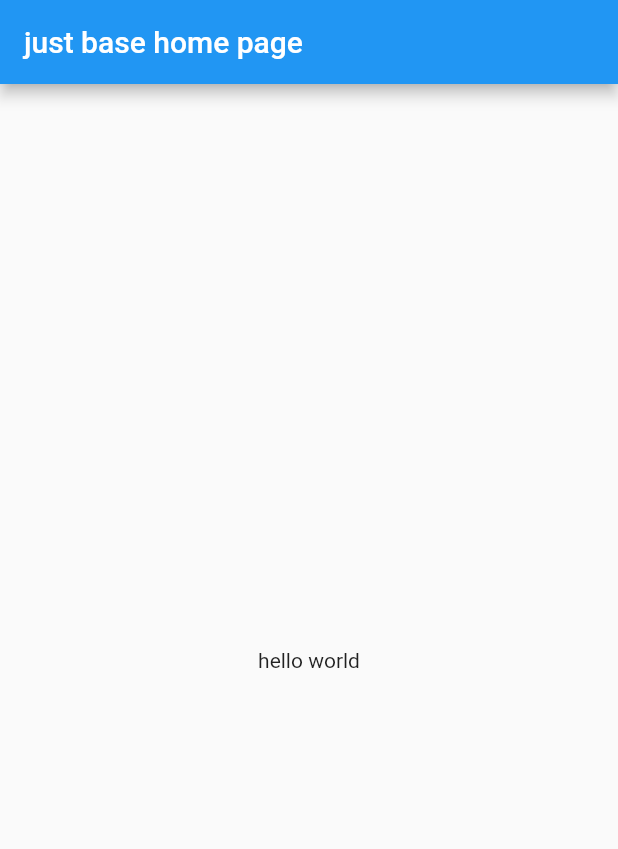
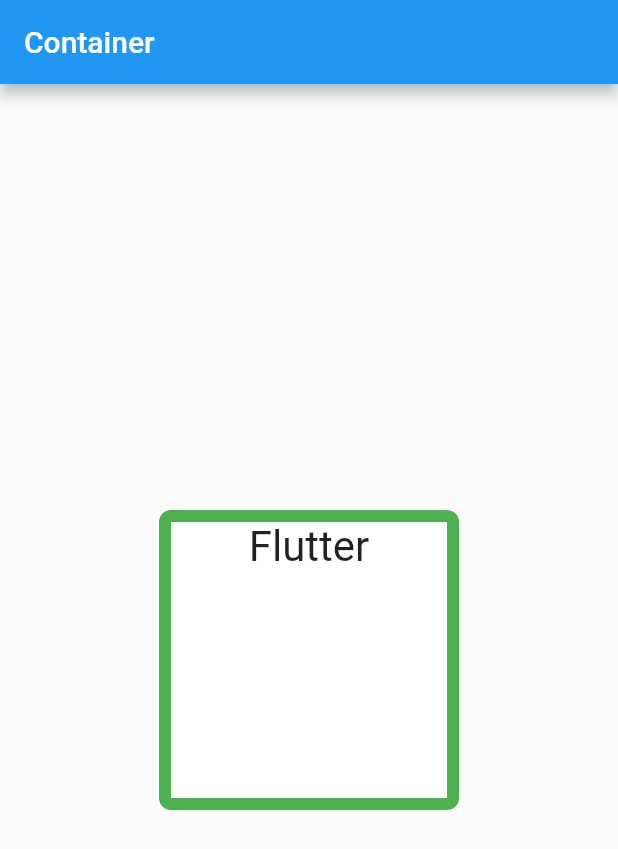
Before and after one commit to lirunkai/flutter_base, a Flutter app: the screen it shows after launch, on a phone screen of 412 x 824 dp. Shown: the top 849 px of the screen. Run offline on Flutter 3.47's test engine with Material 2 defaults, Android fonts, the phone set to English and light mode, and no system bars.

Commit message:
Container

```diff
--- a/lib/main.dart
+++ b/lib/main.dart
@@ -1,14 +1,36 @@
 import 'package:flutter/material.dart';
 
-void main() => runApp(new MaterialApp(
-  title: 'new Flutter world',
-  home: new Scaffold(
-    appBar: new AppBar(
-      actions: <Widget>[],
-      title: Text('just base home page'),
-    ),
-    body: new Center(
-      child: Text('hello world'),
-    ),
-  ),
-));
+void main() => runApp(new MyApp());
+
+class MyApp extends StatelessWidget {
+  @override
+  Widget build(BuildContext context){
+    return MaterialApp(
+      title: 'Container',
+      home: Scaffold(
+        appBar: AppBar(
+          title: new Text('Container'),
+        ),
+        body: Center(
+          child: Container(
+            width: 200.0,
+            height: 200.0,
+            decoration: new BoxDecoration(
+              color: Colors.white,
+              border: new Border.all(
+                color: Colors.green,
+                width: 8.0
+              ),
+              borderRadius: const BorderRadius.all(const Radius.circular(8.0))
+            ),
+            child: Text(
+              'Flutter',
+              textAlign: TextAlign.center,
+              style: TextStyle(fontSize: 28.0),
+            ),
+          ),
+        ),
+      ),
+    );
+  }
+}
```
